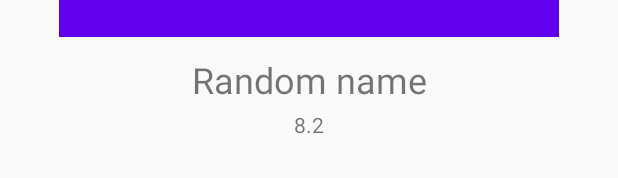
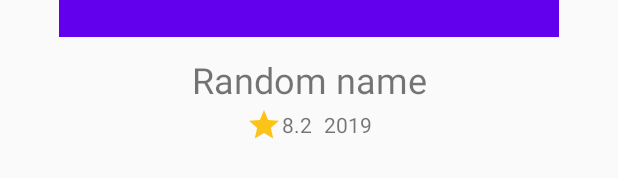
Before and after one commit to Optimusflash/MoviesCollection, an Android app: the layout rv_movie_sell.xml on its own in the app's theme, with its tools: preview values and no code run, on a phone screen of 412 x 824 dp. Shown: the part 763-941 px from the top of the screen. Run offline under Robolectric (Android 15) with nearby library versions, the phone set to English and light mode, and no system bars; network calls fail.

Commit message:
added string, date extensions

```diff
--- a/app/src/main/java/com/optimus/moviescollection/data/model/Movie.kt
+++ b/app/src/main/java/com/optimus/moviescollection/data/model/Movie.kt
@@ -14,7 +14,9 @@ data class Movie(
     @SerializedName("genre_ids")
     val genres: List<Int>,
     @SerializedName("vote_average")
-    val rating: Float
+    val rating: Float,
+    @SerializedName("release_date")
+    val date: String
 ) {
 
 }
--- a/app/src/main/java/com/optimus/moviescollection/presentation/main/MainMoviesAdapter.kt
+++ b/app/src/main/java/com/optimus/moviescollection/presentation/main/MainMoviesAdapter.kt
@@ -8,6 +8,7 @@ import com.bumptech.glide.Glide
 import com.optimus.moviescollection.data.model.Movie
 import com.optimus.moviescollection.databinding.ActivityMainBinding
 import com.optimus.moviescollection.databinding.RvMovieSellBinding
+import com.optimus.moviescollection.extensions.dateFormat
 import com.optimus.moviescollection.extensions.loadImage
 
 /**
@@ -39,6 +40,7 @@ class MainMoviesAdapter: RecyclerView.Adapter<MainMoviesAdapter.PopularMoviesVie
             binding.ivPoster.loadImage(movie.posterPath)
             binding.tvMovieTitle.text = movie.title
             binding.tvRating.text = movie.rating.toString()
+            binding.tvDate.text = movie.date.dateFormat()
         }
 
 
--- /dev/null
+++ b/app/src/main/res/drawable/ic_baseline_star_24.xml
@@ -0,0 +1,10 @@
+<vector xmlns:android="http://schemas.android.com/apk/res/android"
+    android:width="24dp"
+    android:height="24dp"
+    android:viewportWidth="24"
+    android:viewportHeight="24"
+    android:tint="@color/golden_yellow">
+  <path
+      android:fillColor="@android:color/white"
+      android:pathData="M12,17.27L18.18,21l-1.64,-7.03L22,9.24l-7.19,-0.61L12,2 9.19,8.63 2,9.24l5.46,4.73L5.82,21z"/>
+</vector>
--- a/app/src/main/res/layout/rv_movie_sell.xml
+++ b/app/src/main/res/layout/rv_movie_sell.xml
@@ -1,6 +1,5 @@
 <?xml version="1.0" encoding="utf-8"?>
-<androidx.constraintlayout.widget.ConstraintLayout
-    xmlns:android="http://schemas.android.com/apk/res/android"
+<androidx.constraintlayout.widget.ConstraintLayout xmlns:android="http://schemas.android.com/apk/res/android"
     xmlns:app="http://schemas.android.com/apk/res-auto"
     xmlns:tools="http://schemas.android.com/tools"
     android:layout_width="match_parent"
@@ -12,13 +11,13 @@
         android:id="@+id/iv_poster"
         android:layout_width="0dp"
         android:layout_height="500dp"
+        android:elevation="2dp"
         android:scaleType="fitCenter"
         app:layout_constraintDimensionRatio="w,1:1.5"
         app:layout_constraintEnd_toEndOf="parent"
         app:layout_constraintStart_toStartOf="parent"
         app:layout_constraintTop_toTopOf="parent"
-        tools:srcCompat="@color/colorPrimary"
-        android:elevation="2dp"/>
+        tools:srcCompat="@color/colorPrimary" />
 
     <TextView
         android:id="@+id/tv_movie_title"
@@ -39,8 +38,33 @@
         android:layout_width="wrap_content"
         android:layout_height="wrap_content"
         android:layout_marginTop="4dp"
-        app:layout_constraintEnd_toEndOf="parent"
-        app:layout_constraintStart_toStartOf="parent"
+        app:layout_constraintEnd_toStartOf="@+id/tv_date"
+        app:layout_constraintHorizontal_bias="0.5"
+        app:layout_constraintStart_toEndOf="@+id/appCompatImageView"
         app:layout_constraintTop_toBottomOf="@+id/tv_movie_title"
         tools:text="8.2" />
+
+    <androidx.appcompat.widget.AppCompatImageView
+        android:id="@+id/appCompatImageView"
+        android:layout_width="wrap_content"
+        android:layout_height="wrap_content"
+        android:src="@drawable/ic_baseline_star_24"
+        app:layout_constraintBottom_toBottomOf="@+id/tv_rating"
+        app:layout_constraintEnd_toStartOf="@+id/tv_rating"
+        app:layout_constraintHorizontal_bias="0.5"
+        app:layout_constraintHorizontal_chainStyle="packed"
+        app:layout_constraintStart_toStartOf="parent"
+        app:layout_constraintTop_toTopOf="@+id/tv_rating" />
+
+    <TextView
+        android:id="@+id/tv_date"
+        android:layout_width="wrap_content"
+        android:layout_height="wrap_content"
+        android:layout_marginStart="8dp"
+        app:layout_constraintBottom_toBottomOf="@+id/tv_rating"
+        app:layout_constraintEnd_toEndOf="parent"
+        app:layout_constraintHorizontal_bias="0.5"
+        app:layout_constraintStart_toEndOf="@+id/tv_rating"
+        app:layout_constraintTop_toTopOf="@+id/tv_rating"
+        tools:text="2019" />
 </androidx.constraintlayout.widget.ConstraintLayout>
```
Also changed, not shown: app/src/main/java/com/optimus/moviescollection/extensions/Date.kt (added, +13 -0 lines), app/src/main/java/com/optimus/moviescollection/extensions/String.kt (added, +16 -0 lines), app/src/main/res/values/colors.xml (+10 -0 lines).
